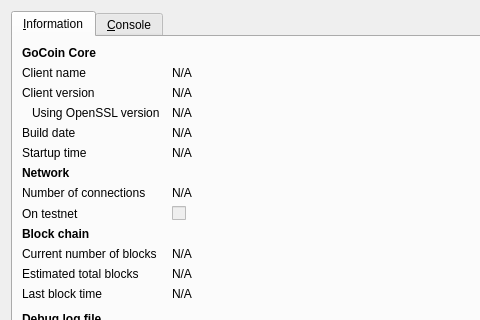
Before: the Qt Designer form src/qt/forms/rpcconsole.ui in bumbacoin/xgox, drawn with Qt 5; both pictures show x 0 to 480 and y 0 to 320 of the 740 by 450 pixel window.
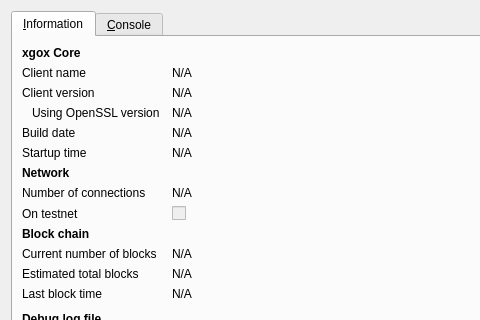
After: the same form once the commit is applied. Icons and pictures are not drawn.

What changed in the file:
```diff
--- a/src/qt/forms/rpcconsole.ui
+++ b/src/qt/forms/rpcconsole.ui
@@ -36,7 +36,7 @@
           </font>
          </property>
          <property name="text">
-          <string>GoCoin Core</string>
+          <string>xgox Core</string>
          </property>
         </widget>
        </item>
```
Left out of the diff: 6 changed lines with no effect on the pictures.
